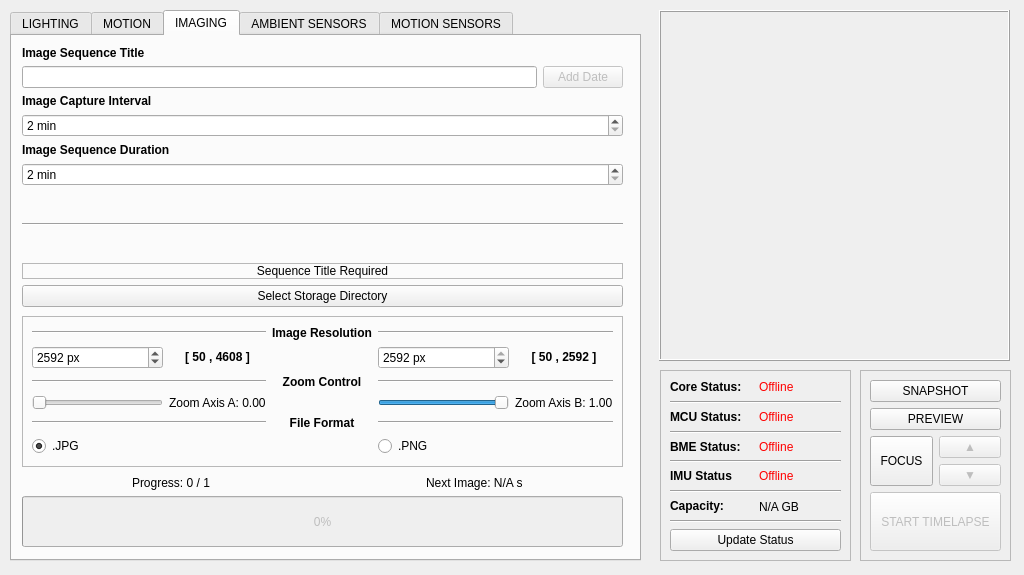
Qt form _ui/Clinostat.ui (CoCl-Jerry/SciSpin_Max_Dev) before a commit.
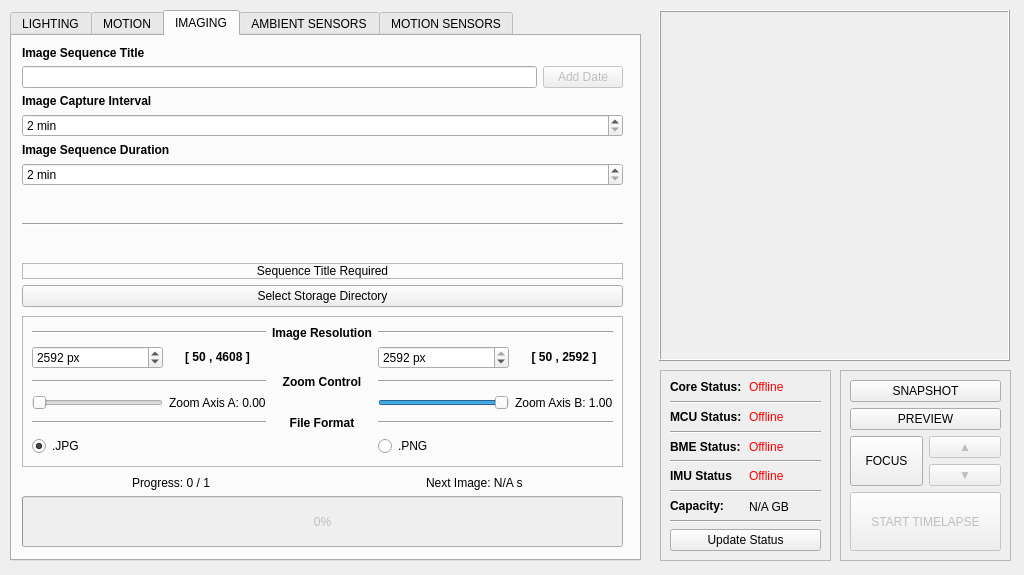
The same form after that commit. Icons and pictures are not drawn. Custom widgets are drawn as their Qt base class.

What changed in the file:
```diff
--- a/_ui/Clinostat.ui
+++ b/_ui/Clinostat.ui
@@ -1899,9 +1899,9 @@
     </property>
     <property name="geometry">
      <rect>
-      <x>860</x>
+      <x>840</x>
       <y>370</y>
-      <width>151</width>
+      <width>171</width>
       <height>191</height>
      </rect>
     </property>
@@ -1916,7 +1916,7 @@
       <rect>
        <x>10</x>
        <y>10</y>
-       <width>131</width>
+       <width>151</width>
        <height>171</height>
       </rect>
      </property>
@@ -2025,7 +2025,7 @@
      <rect>
       <x>660</x>
       <y>370</y>
-      <width>191</width>
+      <width>171</width>
       <height>191</height>
      </rect>
     </property>
@@ -2040,7 +2040,7 @@
       <rect>
        <x>10</x>
        <y>10</y>
-       <width>171</width>
+       <width>151</width>
        <height>171</height>
       </rect>
      </property>
```
